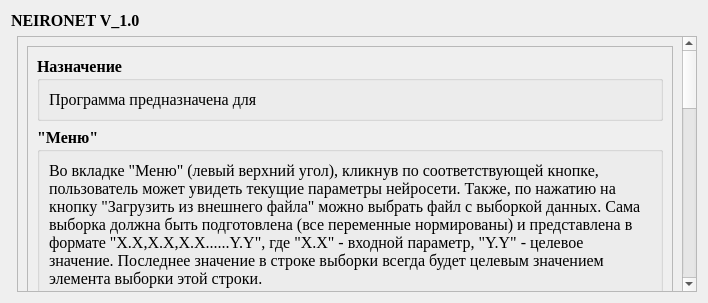
Above: uixml/FAQDialog.ui from ILTZ/NNGUI before the change. Below: the same form after it.
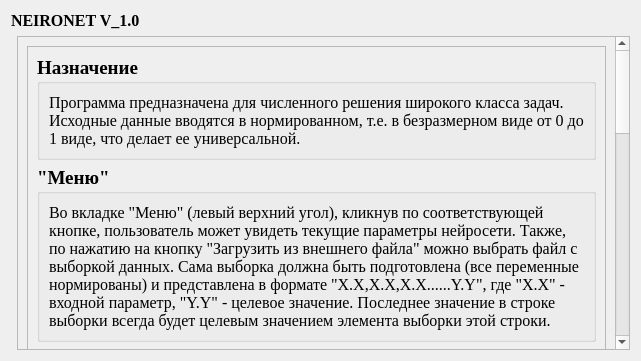
That is the form after the change.

```diff
--- a/uixml/FAQDialog.ui
+++ b/uixml/FAQDialog.ui
@@ -9,8 +9,8 @@
    <rect>
     <x>0</x>
     <y>0</y>
-    <width>708</width>
-    <height>303</height>
+    <width>641</width>
+    <height>361</height>
    </rect>
   </property>
   <property name="windowTitle">
@@ -36,8 +36,8 @@
        <rect>
         <x>0</x>
         <y>0</y>
-        <width>665</width>
-        <height>1019</height>
+        <width>598</width>
+        <height>1076</height>
        </rect>
       </property>
       <layout class="QGridLayout" name="gridLayout_2">
@@ -86,7 +86,7 @@
             <property name="font">
              <font>
               <family>Times New Roman</family>
-              <pointsize>12</pointsize>
+              <pointsize>14</pointsize>
               <weight>75</weight>
               <bold>true</bold>
              </font>
@@ -123,7 +123,7 @@
             <property name="font">
              <font>
               <family>Times New Roman</family>
-              <pointsize>12</pointsize>
+              <pointsize>14</pointsize>
               <weight>75</weight>
               <bold>true</bold>
              </font>
@@ -142,7 +142,7 @@
                 </font>
                </property>
                <property name="text">
-                <string>Программа предназначена для </string>
+                <string>&lt;html&gt;&lt;head/&gt;&lt;body&gt;&lt;p&gt;&lt;span style=&quot; font-family:'Times New Roman,serif'; font-size:12pt;&quot;&gt;Программа предназначена для численного решения широкого класса задач. Исходные данные вводятся в нормированном, т.е. в безразмерном виде от 0 до 1 виде, что делает ее универсальной.&lt;/span&gt;&lt;/p&gt;&lt;/body&gt;&lt;/html&gt;</string>
                </property>
                <property name="alignment">
                 <set>Qt::AlignLeading|Qt::AlignLeft|Qt::AlignTop</set>
@@ -160,7 +160,7 @@
             <property name="font">
              <font>
               <family>Times New Roman</family>
-              <pointsize>12</pointsize>
+              <pointsize>14</pointsize>
               <weight>75</weight>
               <bold>true</bold>
              </font>
@@ -198,7 +198,7 @@
             <property name="font">
              <font>
               <family>Times New Roman</family>
-              <pointsize>12</pointsize>
+              <pointsize>14</pointsize>
               <weight>75</weight>
               <bold>true</bold>
              </font>
@@ -217,7 +217,7 @@
                 </font>
                </property>
                <property name="text">
-                <string>Данный раздел отвечает за внутренние параметры сети. В левой части экрана пользователь может изменять количество входных/выходных значений, количество нейронов в 1-м и 2-м скрытых слоях (после данных изменений веса должны быть сгенерированы заново, за что отвечает одноименная кнопка). Параметры &quot;Количество циклов&quot; и &quot;Количество эпох&quot; будут определять, на сколько точно нейросеть будет обучена на представляемой выборке. Параметр &quot;Коэффициент обучения&quot; отвечает за то, на сколько &quot;быстро&quot; нейросеть будет обучаться (как сильно её веса будут меняться за 1 цикл). Если текущие веса нейросети удовлетворяют целям пользователя, он может их сохранить, нажав на кнопку &quot;Сохранить веса&quot;. &quot;Загрузить веса&quot; отвечает за одноименное действие (перед загрузкой весов необходимо привести нейросеть в то состояние, в котором загружаемые веса сохранялись).</string>
+                <string>&lt;html&gt;&lt;head/&gt;&lt;body&gt;&lt;p&gt;Данный раздел отвечает за внутренние параметры сети. В левой части экрана пользователь может изменять количество входных/выходных значений, количество нейронов в 1-м и 2-м скрытых слоях (после данных изменений веса должны быть сгенерированы заново, за что отвечает одноименная кнопка). Параметры &amp;quot;Количество циклов&amp;quot; и &amp;quot;Количество эпох&amp;quot; будут определять, на сколько точно нейросеть будет обучена на представляемой выборке. Параметр &amp;quot;Коэффициент обучения&amp;quot; отвечает за то, на сколько &amp;quot;быстро&amp;quot; нейросеть будет обучаться (как сильно её веса будут меняться за 1 цикл). Если текущие веса нейросети удовлетворяют целям пользователя, он может их сохранить, нажав на кнопку &amp;quot;Сохранить веса&amp;quot;. &amp;quot;Загрузить веса&amp;quot; отвечает за одноименное действие.&lt;/p&gt;&lt;/body&gt;&lt;/html&gt;</string>
                </property>
                <property name="alignment">
                 <set>Qt::AlignLeading|Qt::AlignLeft|Qt::AlignTop</set>
@@ -235,7 +235,7 @@
             <property name="font">
              <font>
               <family>Times New Roman</family>
-              <pointsize>12</pointsize>
+              <pointsize>14</pointsize>
               <weight>75</weight>
               <bold>true</bold>
              </font>
```
